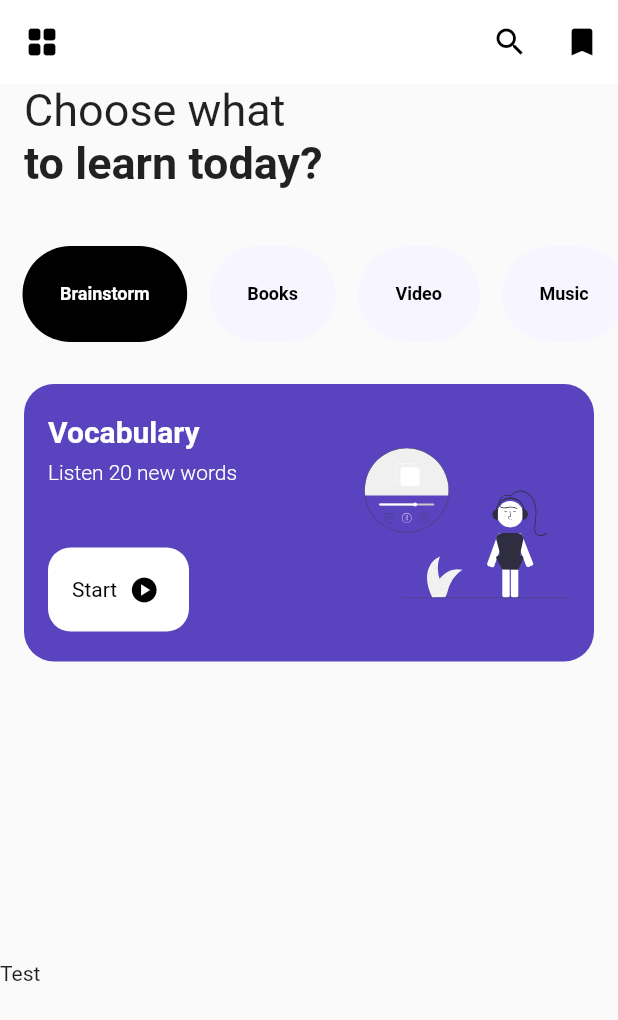
After one commit to kamskr/flutter_ui_challenges, a Flutter app: the BrainBobHomeView screen opened directly, on a phone screen of 412 x 824 dp. The commit adds this screen. Shown: the top 1020 px of the screen. Run offline on Flutter 3.47's test engine with Material 2 defaults, Android fonts, the phone set to English and light mode, and no system bars; our stand-ins replace device_preview, flutter_svg, go_router.

Commit message:
added vocabulary box

```diff
--- a/lib/challenges/brain_bob/brain_bob.dart
+++ b/lib/challenges/brain_bob/brain_bob.dart
@@ -1,5 +1,6 @@
 import 'package:flutter/material.dart';
 import 'package:flutter_svg/svg.dart';
+import 'package:flutter_ui_challenges/challenges/brain_bob/brain_bob_home.dart';
 import 'package:flutter_ui_challenges/widgets/view_wrapper.dart';
 
 final colors = {
@@ -27,13 +28,11 @@ class BrainBobView extends StatelessWidget {
 
   @override
   Widget build(BuildContext context) {
-    return Scaffold(
-      body: Stack(
-        children: const [
-          _Background(),
-          _WelcomeView(),
-        ],
-      ),
+    return Stack(
+      children: const [
+        _Background(),
+        _WelcomeView(),
+      ],
     );
   }
 }
@@ -90,8 +89,11 @@ class _StartButton extends StatelessWidget {
         shape: RoundedRectangleBorder(
           borderRadius: BorderRadius.circular(50),
         ),
+        elevation: 0,
       ),
-      onPressed: () {},
+      onPressed: () {
+        Navigator.of(context).push(BrainBobHome.route());
+      },
       child: const Text("Let's start"),
     );
   }
--- /dev/null
+++ b/lib/challenges/brain_bob/brain_bob_home.dart
@@ -0,0 +1,279 @@
+import 'package:flutter/material.dart';
+import 'package:flutter_svg/svg.dart';
+import 'package:flutter_ui_challenges/challenges/challenges.dart';
+import 'package:flutter_ui_challenges/widgets/view_wrapper.dart';
+
+class BrainBobHome extends StatelessWidget {
+  const BrainBobHome({Key? key}) : super(key: key);
+
+  static Route route() =>
+      MaterialPageRoute<void>(builder: (_) => const BrainBobHome());
+
+  @override
+  Widget build(BuildContext context) {
+    return const ViewWrapper(
+      hideHomeButton: true,
+      title: "BrainBob Home",
+      child: BrainBobHomeView(),
+    );
+  }
+}
+
+class BrainBobHomeView extends StatelessWidget {
+  const BrainBobHomeView({Key? key}) : super(key: key);
+
+  @override
+  Widget build(BuildContext context) {
+    return Scaffold(
+      appBar: AppBar(
+        backgroundColor: Colors.white,
+        elevation: 0,
+        leading: IconButton(
+          icon: const Icon(Icons.grid_view_rounded),
+          onPressed: () {},
+        ),
+        foregroundColor: Colors.black,
+        actions: [
+          IconButton(
+            onPressed: () {},
+            icon: const Icon(Icons.search),
+          ),
+          IconButton(
+            onPressed: () {},
+            icon: const Icon(Icons.bookmark),
+          )
+        ],
+      ),
+      body: const _HomeBody(),
+    );
+  }
+}
+
+class _HomeBody extends StatelessWidget {
+  const _HomeBody({
+    Key? key,
+  }) : super(key: key);
+
+  @override
+  Widget build(BuildContext context) {
+    return SingleChildScrollView(
+      child: Column(
+        crossAxisAlignment: CrossAxisAlignment.stretch,
+        children: const [
+          _TItle(),
+          SizedBox(
+            height: 30,
+          ),
+          _CategoryButtons(),
+          SizedBox(
+            height: 20,
+          ),
+          _VocabularyBox(),
+          SizedBox(
+            height: 200,
+          ),
+          Text('Test'),
+          SizedBox(
+            height: 200,
+          ),
+          Text('Test'),
+          SizedBox(
+            height: 200,
+          ),
+        ],
+      ),
+    );
+  }
+}
+
+class _VocabularyBox extends StatelessWidget {
+  const _VocabularyBox({
+    Key? key,
+  }) : super(key: key);
+
+  @override
+  Widget build(BuildContext context) {
+    return Padding(
+      padding: const EdgeInsets.symmetric(horizontal: 16),
+      child: DecoratedBox(
+        decoration: BoxDecoration(
+          color: colors["primary"],
+          borderRadius: BorderRadius.circular(20),
+        ),
+        child: Padding(
+          padding: const EdgeInsets.symmetric(
+            vertical: 20,
+            horizontal: 16,
+          ),
+          child: Row(
+            mainAxisAlignment: MainAxisAlignment.spaceBetween,
+            children: [
+              Column(
+                crossAxisAlignment: CrossAxisAlignment.start,
+                children: [
+                  const Text(
+                    'Vocabulary',
+                    style: TextStyle(
+                      color: Colors.white,
+                      fontSize: 20,
+                      fontWeight: FontWeight.bold,
+                    ),
+                  ),
+                  const SizedBox(height: 8),
+                  const Text(
+                    'Listen 20 new words',
+                    style: TextStyle(
+                      color: Colors.white,
+                      fontWeight: FontWeight.w300,
+                    ),
+                  ),
+                  const SizedBox(height: 42),
+                  ElevatedButton(
+                    style: ElevatedButton.styleFrom(
+                      elevation: 0,
+                      primary: Colors.white,
+                      onPrimary: Colors.black,
+                      padding: const EdgeInsets.symmetric(
+                        horizontal: 16,
+                        vertical: 18,
+                      ),
+                      textStyle: const TextStyle(
+                        fontSize: 14,
+                      ),
+                      shape: RoundedRectangleBorder(
+                        borderRadius: BorderRadius.circular(15),
+                      ),
+                    ),
+                    onPressed: () {},
+                    child: SizedBox(
+                      width: 62,
+                      child: Row(
+                        crossAxisAlignment: CrossAxisAlignment.center,
+                        children: const [
+                          Text('Start'),
+                          SizedBox(width: 8),
+                          Icon(Icons.play_circle, size: 20),
+                        ],
+                      ),
+                    ),
+                  )
+                ],
+              ),
+              SvgPicture.asset(
+                "assets/listening_illustration.svg",
+                height: 100,
+              ),
+            ],
+          ),
+        ),
+      ),
+    );
+  }
+}
+
+class _CategoryButtons extends StatelessWidget {
+  const _CategoryButtons({
+    Key? key,
+  }) : super(key: key);
+
+  @override
+  Widget build(BuildContext context) {
+    return SingleChildScrollView(
+      scrollDirection: Axis.horizontal,
+      child: Padding(
+        padding: const EdgeInsets.symmetric(vertical: 8),
+        child: Row(
+          children: const [
+            SizedBox(width: 15),
+            _CategoryButton(title: 'Brainstorm'),
+            SizedBox(width: 15),
+            _CategoryButton(
+              title: 'Books',
+              reverseColors: true,
+            ),
+            SizedBox(width: 15),
+            _CategoryButton(
+              title: 'Video',
+              reverseColors: true,
+            ),
+            SizedBox(width: 15),
+            _CategoryButton(
+              title: 'Music',
+              reverseColors: true,
+            ),
+            SizedBox(width: 15),
+          ],
+        ),
+      ),
+    );
+  }
+}
+
+class _CategoryButton extends StatelessWidget {
+  const _CategoryButton({
+    Key? key,
+    required this.title,
+    this.reverseColors = false,
+  }) : super(key: key);
+
+  final String title;
+  final bool? reverseColors;
+
+  @override
+  Widget build(BuildContext context) {
+    return ElevatedButton(
+      style: ElevatedButton.styleFrom(
+        elevation: 0,
+        primary: reverseColors == true ? colors['background'] : Colors.black,
+        onPrimary: reverseColors == true ? Colors.black : Colors.white,
+        padding: const EdgeInsets.symmetric(
+          horizontal: 25,
+          vertical: 25,
+        ),
+        textStyle: const TextStyle(
+          fontSize: 12,
+          fontWeight: FontWeight.bold,
+        ),
+        shape: RoundedRectangleBorder(
+          borderRadius: BorderRadius.circular(50),
+        ),
+      ),
+      onPressed: () {},
+      child: Text(title),
+    );
+  }
+}
+
+class _TItle extends StatelessWidget {
+  const _TItle({
+    Key? key,
+  }) : super(key: key);
+
+  @override
+  Widget build(BuildContext context) {
+    return Column(
+      crossAxisAlignment: CrossAxisAlignment.start,
+      children: const [
+        Padding(
+          padding: EdgeInsets.symmetric(horizontal: 16),
+          child: Text(
+            'Choose what',
+            style: TextStyle(
+              fontSize: 30,
+            ),
+          ),
+        ),
+        Padding(
+          padding: EdgeInsets.symmetric(horizontal: 16),
+          child: Text(
+            'to learn today?',
+            style: TextStyle(
+              fontSize: 30,
+              fontWeight: FontWeight.bold,
+            ),
+          ),
+        ),
+      ],
+    );
+  }
+}
--- a/lib/widgets/view_wrapper.dart
+++ b/lib/widgets/view_wrapper.dart
@@ -9,11 +9,13 @@ class ViewWrapper extends StatelessWidget {
     required this.title,
     required this.child,
     this.backgroundColor,
+    this.hideHomeButton = false,
   }) : super(key: key);
 
   final String title;
   final Widget child;
   final Color? backgroundColor;
+  final bool hideHomeButton;
 
   @override
   Widget build(BuildContext context) {
@@ -24,10 +26,12 @@ class ViewWrapper extends StatelessWidget {
     return Scaffold(
       backgroundColor: backgroundColor,
       appBar: AppBar(
-        leading: IconButton(
-          icon: const Icon(Icons.home),
-          onPressed: () => context.go(AppRoutes.home),
-        ),
+        leading: hideHomeButton
+            ? null
+            : IconButton(
+                icon: const Icon(Icons.home),
+                onPressed: () => context.go(AppRoutes.home),
+              ),
         title: Text(title),
         backgroundColor: Colors.white,
         foregroundColor: Colors.black,
```
Also changed, not shown: assets/listening_illustration.svg (added).
